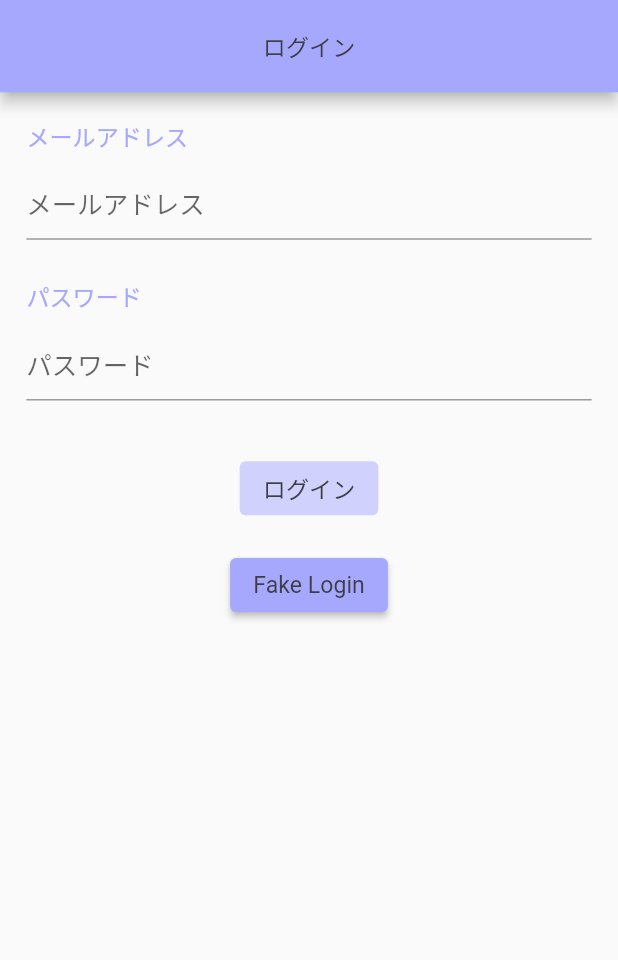
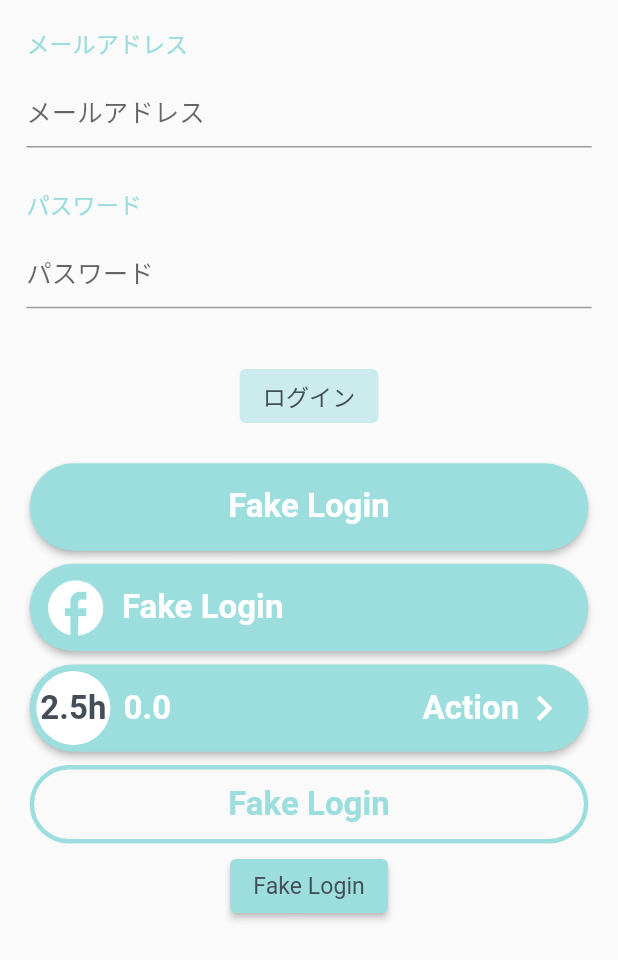
Before and after one commit to jinergenkai/homechef, a Flutter app: the screen it shows after launch, on a phone screen of 412 x 824 dp. Shown: the top 960 px of the screen. Run offline on Flutter 3.47's test engine with Material 2 defaults, Android fonts, the phone set to English and light mode, and no system bars; our stand-ins replace auto_route, connectivity_plus, cookie_jar, dartx, decimal, device_info_plus and 20 more; missing offline and left inert: _fe_analyzer_shared, analyzer, analyzer_plugin, android_id, custom_lint_builder, dart_style and 4 more; generated files the repository leaves out were written again; statements that could not run were skipped; project files that could hold a hidden picture were left out.

Commit message:
test(common_button): create variant of button

```diff
--- a/analysis_options.yaml
+++ b/analysis_options.yaml
@@ -80,7 +80,7 @@ linter:
     - prefer_is_empty
     - prefer_is_not_empty
     - prefer_iterable_whereType
-    - prefer_single_quotes
+    # - prefer_single_quotes
     - prefer_spread_collections
     - recursive_getters
     - sized_box_for_whitespace
--- a/app/lib/app.dart
+++ b/app/lib/app.dart
@@ -14,6 +14,8 @@ export 'base/bloc/common/common_bloc.dart';
 export 'base/bloc/common/common_event.dart';
 export 'base/bloc/common/common_state.dart';
 export 'base/bloc/mixin/event_transformer_mixin.dart';
+export 'common_view/button/button_ellipse_type.dart';
+export 'common_view/button/common_ellipse_button.dart';
 export 'common_view/common_app_bar.dart';
 export 'common_view/common_scaffold.dart';
 export 'common_view/paged_view/common_paged_grid_view.dart';
--- /dev/null
+++ b/app/lib/common_view/button/button_ellipse_type.dart
@@ -0,0 +1,5 @@
+enum ButtonEllipseType {
+  primary,
+  checkout,
+  inverse,
+}
--- /dev/null
+++ b/app/lib/common_view/button/common_ellipse_button.dart
@@ -0,0 +1,173 @@
+import 'package:flutter/foundation.dart';
+import 'package:flutter/material.dart';
+
+import '../../app.dart';
+
+class CommonEllipseButon extends StatefulWidget {
+  const CommonEllipseButon({
+    super.key,
+    this.onPress,
+    this.text = "Button",
+    this.color,
+    this.textColor,
+    this.buttonType = ButtonEllipseType.primary,
+    this.quantity = "2.5h",
+    this.price = 0,
+    this.action = "Action",
+    this.icon,
+  });
+  final Function? onPress;
+  final String? text;
+  final Color? color;
+  final Color? textColor;
+  final ButtonEllipseType buttonType;
+  final String quantity;
+  final double price;
+  final String action;
+  final IconData? icon;
+
+  @override
+  State<CommonEllipseButon> createState() => _CommonEllipseButonState();
+}
+
+class _CommonEllipseButonState extends State<CommonEllipseButon> {
+  @override
+  Widget build(BuildContext context) {
+    return switch (widget.buttonType) {
+      ButtonEllipseType.primary => Container(
+          padding: EdgeInsets.symmetric(
+            vertical: Dimens.d4.responsive(),
+            horizontal: Dimens.d2.responsive(),
+          ),
+          width: double.infinity,
+          child: ElevatedButton(
+            onPressed: widget.onPress as void Function()?,
+            style: ElevatedButton.styleFrom(
+              backgroundColor: widget.color ?? AppColors.current.primaryColor,
+              shape: RoundedRectangleBorder(
+                borderRadius: BorderRadius.circular(45),
+              ),
+              padding: EdgeInsets.all(Dimens.d4.responsive()),
+            ),
+            child: Container(
+              height: Dimens.d45.responsive(),
+              padding: EdgeInsets.symmetric(horizontal: Dimens.d4.responsive()),
+              alignment: Alignment.center,
+              child: (widget.icon != null)
+                  ? Row(
+                      children: [
+                        Icon(widget.icon, size: Dimens.d40.responsive()),
+                        SizedBox(width: Dimens.d8.responsive()),
+                        Text(
+                          widget.text ?? "Button",
+                          style: (widget.onPress == null) ? AppTextStyles.s20w600(color: AppColors.current.disabledColor) : AppTextStyles.s20w600(color: AppColors.current.whiteColor),
+                        ),
+                      ],
+                    )
+                  : Text(
+                      widget.text ?? "Button",
+                      style: (widget.onPress == null) ? AppTextStyles.s20w600(color: AppColors.current.disabledColor) : AppTextStyles.s20w600(color: AppColors.current.whiteColor),
+                    ),
+            ),
+          ),
+        ),
+      ButtonEllipseType.checkout => Container(
+          padding: EdgeInsets.symmetric(
+            vertical: Dimens.d4.responsive(),
+            horizontal: Dimens.d2.responsive(),
+          ),
+          width: double.infinity,
+          child: ElevatedButton(
+            onPressed: () {
+              if (widget.onPress != null) {
+                widget.onPress!();
+              }
+            },
+            style: ElevatedButton.styleFrom(
+              backgroundColor: widget.color ?? AppColors.current.primaryColor,
+              shape: RoundedRectangleBorder(
+                borderRadius: BorderRadius.circular(45),
+              ),
+              padding: EdgeInsets.all(Dimens.d4.responsive()),
+            ),
+            child: Row(
+              crossAxisAlignment: CrossAxisAlignment.center,
+              children: [
+                Container(
+                  // padding: EdgeInsets.symmetric(
+                  //   vertical: Dimens.d4.responsive(),
+                  //   horizontal: Dimens.d2.responsive(),
+                  // ),
+                  // constraints: const BoxConstraints.expand(),
+                  height: Dimens.d45.responsive(),
+                  width: Dimens.d45.responsive(),
+                  alignment: Alignment.center,
+                  decoration: BoxDecoration(
+                    borderRadius: BorderRadius.circular(45),
+                    color: AppColors.current.whiteColor,
+                  ),
+                  child: Text(
+                    widget.quantity,
+                    style: AppTextStyles.s20w600(color: AppColors.current.primaryTextColor),
+                  ),
+                ),
+                Expanded(
+                  child: Container(
+                    padding: EdgeInsets.symmetric(horizontal: Dimens.d8.responsive()),
+                    child: Row(
+                      mainAxisAlignment: MainAxisAlignment.spaceBetween,
+                      children: [
+                        Text(widget.price.toString(), style: AppTextStyles.s20w600White()),
+                        Row(
+                          mainAxisAlignment: MainAxisAlignment.end,
+                          children: [
+                            Text(
+                              widget.action,
+                              style: AppTextStyles.s20w600White(),
+                            ),
+                            Icon(Icons.keyboard_arrow_right, size: Dimens.d30.responsive()),
+                          ],
+                        ),
+                      ],
+                    ),
+                  ),
+                ),
+              ],
+            ),
+          ),
+        ),
+      ButtonEllipseType.inverse => Container(
+          padding: EdgeInsets.symmetric(
+            vertical: Dimens.d4.responsive(),
+            horizontal: Dimens.d2.responsive(),
+          ),
+          width: double.infinity,
+          child: OutlinedButton(
+            onPressed: () {
+              if (widget.onPress != null) {
+                widget.onPress!();
+              }
+            },
+            style: OutlinedButton.styleFrom(
+              elevation: 0,
+              // backgroundColor: widget.color ?? AppColors.current.primaryTextColor,
+              shape: RoundedRectangleBorder(
+                borderRadius: BorderRadius.circular(45),
+              ),
+              side: BorderSide(
+                color: widget.color ?? AppColors.current.primaryTextColor,
+                width: 3,
+              ),
+            ),
+            child: Padding(
+              padding: EdgeInsets.symmetric(vertical: Dimens.d12.responsive()),
+              child: Text(
+                widget.text ?? "Button",
+                style: AppTextStyles.s20w600(color: AppColors.current.primaryColor),
+              ),
+            ),
+          ),
+        ),
+    };
+  }
+}
--- a/app/lib/navigation/routes/app_router.dart
+++ b/app/lib/navigation/routes/app_router.dart
@@ -17,6 +17,7 @@ class AppRouter extends $AppRouter {
   @override
   List<AutoRoute> get routes => [
         AutoRoute(page: LoginRoute.page),
+        AutoRoute(page: OnboardingRoute.page),
         AutoRoute(page: MainRoute.page, children: [
           AutoRoute(
             page: HomeTab.page,
--- a/app/lib/resource/styles/app_colors.dart
+++ b/app/lib/resource/styles/app_colors.dart
@@ -10,6 +10,10 @@ class AppColors {
     required this.primaryTextColor,
     required this.secondaryTextColor,
     required this.primaryGradient,
+    required this.disabledColor,
+    required this.blackColor,
+    required this.whiteColor,
+    required this.redColor,
   });
 
   static late AppColors current;
@@ -18,24 +22,36 @@ class AppColors {
   final Color secondaryColor;
   final Color primaryTextColor;
   final Color secondaryTextColor;
+  final Color disabledColor;
+  final Color blackColor;
+  final Color whiteColor;
+  final Color redColor;
 
   /// gradient
   final LinearGradient primaryGradient;
 
   static const defaultAppColor = AppColors(
-    primaryColor: Color.fromARGB(255, 166, 168, 254),
+    primaryColor: Color.fromARGB(255, 156, 221, 222),
     secondaryColor: Color.fromARGB(255, 62, 62, 70),
-    primaryTextColor: Color.fromARGB(255, 62, 62, 70),
-    secondaryTextColor: Color.fromARGB(255, 166, 168, 254),
+    primaryTextColor: Color.fromARGB(255, 67, 78, 88),
+    secondaryTextColor: Color.fromARGB(255, 156, 221, 222),
     primaryGradient: LinearGradient(colors: [Color(0xFFFFFFFF), Color(0xFFFE6C30)]),
+    disabledColor: Color.fromARGB(255, 171, 171, 171),
+    blackColor: Color.fromARGB(255, 0, 0, 0),
+    whiteColor: Color.fromARGB(255, 255, 255, 255),
+    redColor: Color.fromARGB(255, 255, 0, 0),
   );
 
   static const darkThemeColor = AppColors(
     primaryColor: Color.fromARGB(255, 62, 62, 70),
-    secondaryColor: Color.fromARGB(255, 166, 168, 254),
-    primaryTextColor: Color.fromARGB(255, 166, 168, 254),
+    secondaryColor: Color.fromARGB(255, 156, 221, 222),
+    primaryTextColor: Color.fromARGB(255, 156, 221, 222),
     secondaryTextColor: Color.fromARGB(255, 62, 62, 70),
     primaryGradient: LinearGradient(colors: [Color(0xFFFFFFFF), Color(0xFFFE6C30)]),
+    disabledColor: Color.fromARGB(255, 171, 171, 171),
+    blackColor: Color.fromARGB(255, 0, 0, 0),
+    whiteColor: Color.fromARGB(255, 255, 255, 255),
+    redColor: Color.fromARGB(255, 255, 0, 0),
   );
 
   static AppColors of(BuildContext context) {
@@ -52,6 +68,10 @@ class AppColors {
     Color? primaryTextColor,
     Color? secondaryTextColor,
     LinearGradient? primaryGradient,
+    Color? disabledColor,
+    Color? blackColor,
+    Color? whiteColor,
+    Color? redColor,
   }) {
     return AppColors(
       primaryColor: primaryColor ?? this.primaryColor,
@@ -59,6 +79,10 @@ class AppColors {
       primaryTextColor: primaryTextColor ?? this.primaryTextColor,
       secondaryTextColor: secondaryTextColor ?? this.secondaryTextColor,
       primaryGradient: primaryGradient ?? this.primaryGradient,
+      disabledColor: disabledColor ?? this.disabledColor,
+      blackColor: blackColor ?? this.blackColor,
+      whiteColor: whiteColor ?? this.whiteColor,
+      redColor: redColor ?? this.redColor,
     );
   }
 }
--- a/app/lib/resource/styles/app_text_styles.dart
+++ b/app/lib/resource/styles/app_text_styles.dart
@@ -26,6 +26,56 @@ class AppTextStyles {
         color: AppColors.current.primaryTextColor,
       ));
 
+  static TextStyle s20w600Primary({
+    double? tablet,
+    double? ultraTablet,
+  }) =>
+      _baseTextStyle.merge(TextStyle(
+        fontSize: Dimens.d20.responsive(tablet: tablet, ultraTablet: ultraTablet),
+        fontWeight: FontWeight.w600,
+        color: AppColors.current.primaryTextColor,
+      ));
+  static TextStyle s20w600White({
+    double? tablet,
+    double? ultraTablet,
+  }) =>
+      _baseTextStyle.merge(TextStyle(
+        fontSize: Dimens.d20.responsive(tablet: tablet, ultraTablet: ultraTablet),
+        fontWeight: FontWeight.w600,
+        color: AppColors.current.whiteColor,
+      ));
+
+  static TextStyle s20w600Secondary({
+    double? tablet,
+    double? ultraTablet,
+  }) =>
+      _baseTextStyle.merge(TextStyle(
+        fontSize: Dimens.d20.responsive(tablet: tablet, ultraTablet: ultraTablet),
+        fontWeight: FontWeight.w600,
+        color: AppColors.current.secondaryTextColor,
+      ));
+
+  static TextStyle s20w600({
+    required Color color,
+    double? tablet,
+    double? ultraTablet,
+  }) =>
+      _baseTextStyle.merge(TextStyle(
+        fontSize: Dimens.d20.responsive(tablet: tablet, ultraTablet: ultraTablet),
+        fontWeight: FontWeight.w600,
+        color: color,
+      ));
+
+  static TextStyle s20w600Black({
+    double? tablet,
+    double? ultraTablet,
+  }) =>
+      _baseTextStyle.merge(TextStyle(
+        fontSize: Dimens.d20.responsive(tablet: tablet, ultraTablet: ultraTablet),
+        fontWeight: FontWeight.w600,
+        color: AppColors.current.blackColor,
+      ));
+
   static TextStyle s14w400Secondary({
     double? tablet,
     double? ultraTablet,
--- a/app/lib/ui/login/login_page.dart
+++ b/app/lib/ui/login/login_page.dart
@@ -21,15 +21,15 @@ class _LoginPageState extends BasePageState<LoginPage, LoginBloc> {
   Widget buildPage(BuildContext context) {
     return CommonScaffold(
       hideKeyboardWhenTouchOutside: true,
-      appBar: CommonAppBar(
-        leadingIcon: navigator.canPopSelfOrChildren ? LeadingIcon.close : LeadingIcon.none,
-        leadingIconColor: AppColors.current.secondaryColor,
-        titleType: AppBarTitle.text,
-        centerTitle: true,
-        text: S.current.login,
-        backgroundColor: AppColors.current.primaryColor,
-        titleTextStyle: AppTextStyles.s14w400Primary(),
-      ),
+      // appBar: CommonAppBar(
+      //   leadingIcon: navigator.canPopSelfOrChildren ? LeadingIcon.close : LeadingIcon.none,
+      //   leadingIconColor: AppColors.current.secondaryColor,
+      //   titleType: AppBarTitle.text,
+      //   centerTitle: true,
+      //   text: S.current.login,
+      //   backgroundColor: AppColors.current.primaryColor,
+      //   titleTextStyle: AppTextStyles.s14w400Primary(),
+      // ),
       body: SafeArea(
         child: SingleChildScrollView(
           padding: EdgeInsets.all(Dimens.d16.responsive()),
@@ -76,6 +76,29 @@ class _LoginPageState extends BasePageState<LoginPage, LoginBloc> {
                 },
               ),
               SizedBox(height: Dimens.d15.responsive()),
+              CommonEllipseButon(
+                onPress: () => bloc.add(const FakeLoginButtonPressed()),
+                text: S.current.fakeLogin,
+              ),
+              CommonEllipseButon(
+                onPress: () => bloc.add(const FakeLoginButtonPressed()),
+                text: S.current.fakeLogin,
+                icon: Icons.facebook,
+              ),
+              CommonEllipseButon(
+                onPress: () => bloc.add(const FakeLoginButtonPressed()),
+                text: S.current.fakeLogin,
+                color: AppColors.current.primaryColor,
+                textColor: AppColors.current.secondaryColor,
+                buttonType: ButtonEllipseType.checkout,
+              ),
+              CommonEllipseButon(
+                onPress: () => bloc.add(const FakeLoginButtonPressed()),
+                text: S.current.fakeLogin,
+                color: AppColors.current.primaryColor,
+                textColor: AppColors.current.secondaryColor,
+                buttonType: ButtonEllipseType.inverse
+              ),
               ElevatedButton(
                 onPressed: () => bloc.add(const FakeLoginButtonPressed()),
                 style: ButtonStyle(
--- /dev/null
+++ b/app/lib/ui/login/onboarding_page.dart
@@ -0,0 +1,17 @@
+import 'package:auto_route/auto_route.dart';
+import 'package:flutter/material.dart';
+
+@RoutePage()
+class OnboardingPage extends StatefulWidget {
+  const OnboardingPage({super.key});
+
+  @override
+  State<OnboardingPage> createState() => _OnboardingPageState();
+}
+
+class _OnboardingPageState extends State<OnboardingPage> {
+  @override
+  Widget build(BuildContext context) {
+    return const Placeholder();
+  }
+}
```
Also changed, not shown: 1 other file.
